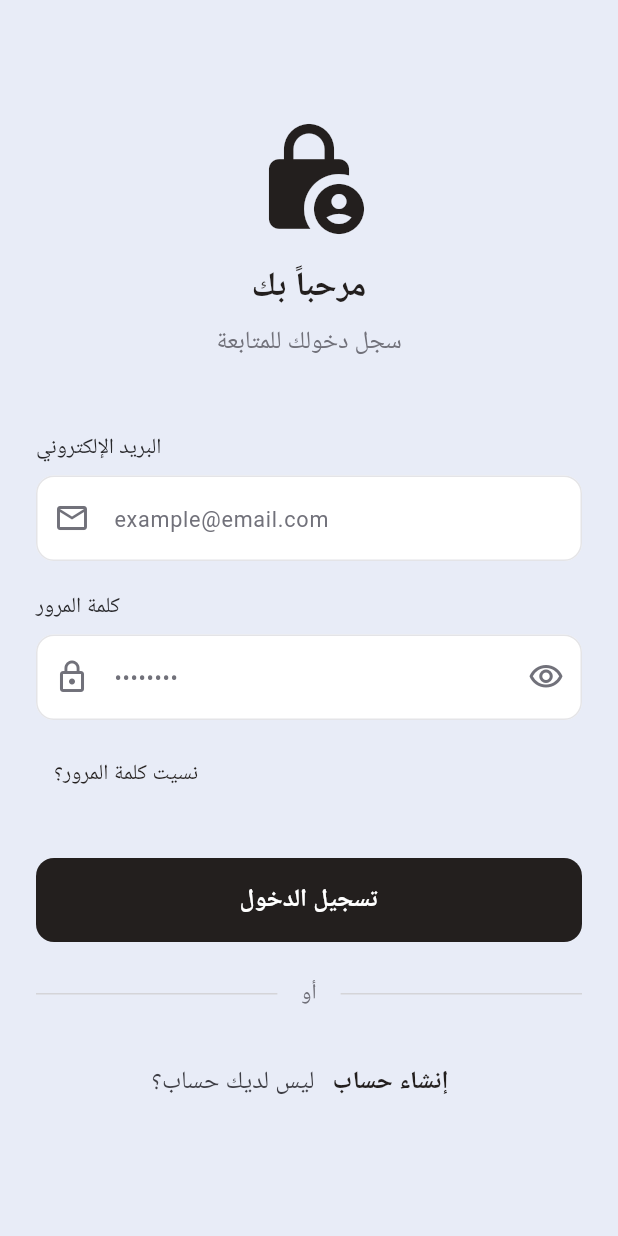
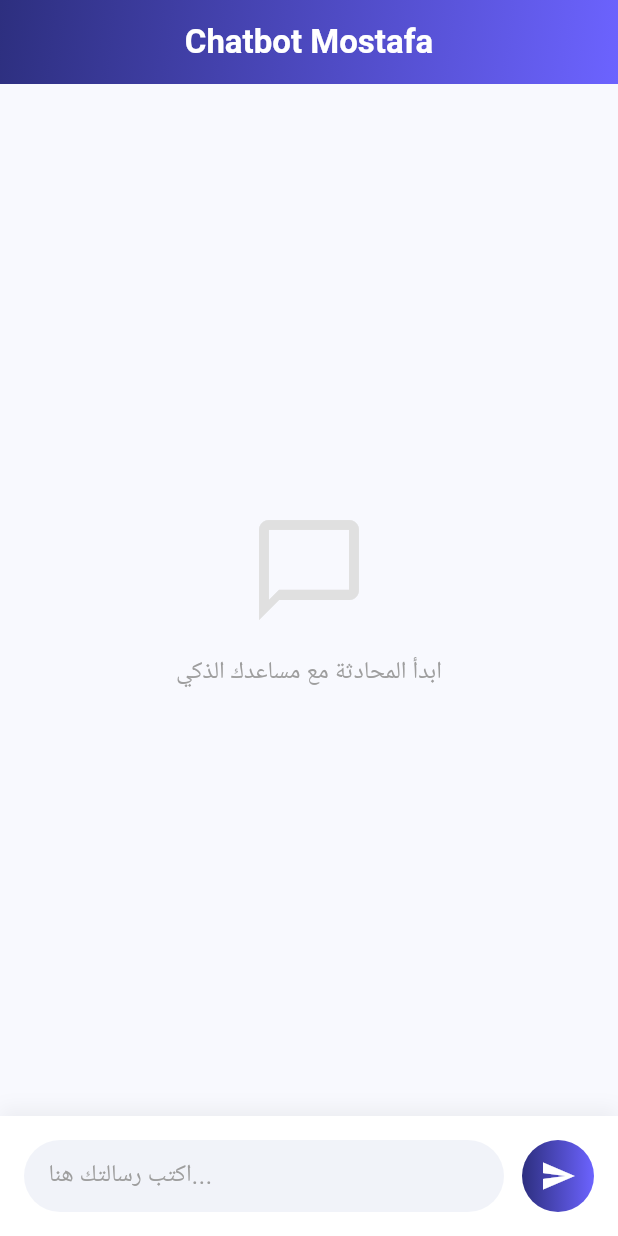
Before and after one commit to Mostafakaram55/chat_app, a Flutter app: the screen it shows after launch, on a phone screen of 412 x 824 dp. Run offline on Flutter 3.47's test engine with Material 3 defaults, Android fonts, the phone set to English and light mode, and no system bars; our stand-ins replace cloud_firestore, dartz, dio, firebase_auth, firebase_core, flutter_bloc and 4 more; accounts and stored records are empty; Roboto replaces fonts that are missing (Hani).

Commit message:
feat: implement chat bot feature with Gemini service integration and chat UI

```diff
--- a/lib/config/routes/app_routes.dart
+++ b/lib/config/routes/app_routes.dart
@@ -1,17 +1,18 @@
 import 'dart:io';
-
 import 'package:cubit_pro/config/routes/routes_name.dart';
 import 'package:cubit_pro/core/di/di.dart';
 import 'package:cubit_pro/featuers/auth/presentation/authe_cubit/cubit.dart';
 import 'package:cubit_pro/featuers/auth/presentation/pages/login_view.dart';
 import 'package:cubit_pro/featuers/auth/presentation/pages/sign_up.dart';
+import 'package:cubit_pro/featuers/chat_bot/data_sor/gemini_service.dart';
+import 'package:cubit_pro/featuers/chat_bot/presentation/chat_screen.dart';
+import 'package:cubit_pro/featuers/chat_bot/presentation/controller/chat_cubit.dart';
 import 'package:flutter/cupertino.dart';
-import 'package:flutter/material.dart';
 import 'package:flutter_bloc/flutter_bloc.dart';
 import 'package:go_router/go_router.dart';
 
 final GoRouter router = GoRouter(
-  initialLocation: Routes.loginView,
+  initialLocation: Routes.chatBotView,
   routes: [
     GoRoute(
       path: Routes.loginView,
@@ -61,59 +62,32 @@ final GoRouter router = GoRouter(
         );
       },
     ),
-  ],
-);
-
-RouteSettings _buildPageWithSlideTransition({
-  required BuildContext context,
-  required GoRouterState state,
-  required Widget child,
-  TextDirection? textDirection,
-}) {
-  if (Platform.isIOS) {
-    return CupertinoPage(key: state.pageKey, child: child);
-  } else {
-    return CustomTransitionPage<void>(
+    GoRoute(
+      path: Routes.chatBotView,
+      name: Routes.chatBotView,
+      pageBuilder: (context, state) {
+        return CustomTransitionPage(
           key: state.pageKey,
-      child: child,
-      transitionDuration: const Duration(milliseconds: 600),
-      reverseTransitionDuration: const Duration(milliseconds: 600),
+          child: BlocProvider(
+            create: (context) => ChatCubit(GeminiService()),
+            child: const ChatScreen(),
+          ),
           transitionsBuilder: (context, animation, secondaryAnimation, child) {
-        const slideBegin = Offset(1.0, 0.0);
-        const slideEnd = Offset.zero;
-        const slideCurve = Curves.easeOutCubic;
-        var slideTween = Tween(
-          begin: slideBegin,
-          end: slideEnd,
-        ).chain(CurveTween(curve: slideCurve));
-        var slideAnimation = animation.drive(slideTween);
-
-        const fadeBegin = 1.0;
-        const fadeEnd = 0.0;
-        var fadeOutTween = Tween(
-          begin: fadeBegin,
-          end: fadeEnd,
-        ).chain(CurveTween(curve: Curves.easeOutCubic));
-        var fadeOutAnimation = secondaryAnimation.drive(fadeOutTween);
-
-        return AnimatedBuilder(
-          animation: secondaryAnimation,
-          builder: (context, child) {
-            return FadeTransition(
-              opacity: fadeOutAnimation,
-              child: SlideTransition(
-                textDirection: textDirection ?? TextDirection.rtl,
-                position: slideAnimation,
-                child: child!,
+            return SlideTransition(
+              position: animation.drive(
+                Tween(
+                  begin: const Offset(1, 0),
+                  end: Offset.zero,
+                ).chain(CurveTween(curve: Curves.ease)),
               ),
-            );
-          },
               child: child,
             );
           },
         );
-  }
-}
+      },
+    ),
+  ],
+);
 
 Page<T> adaptivePage<T>({
   required Widget child,
--- a/lib/config/routes/routes_name.dart
+++ b/lib/config/routes/routes_name.dart
@@ -8,4 +8,5 @@ class Routes{
   static const String resetPasswordView = '/resetPasswordView';
   static const String homeView = '/homeView';
   static const String settingsView = '/settingsView';
+  static const String chatBotView = '/chatBotView';
 }
--- /dev/null
+++ b/lib/featuers/chat_bot/data_sor/gemini_service.dart
@@ -0,0 +1,104 @@
+import 'package:dio/dio.dart';
+
+class GeminiService {
+  final Dio _dio = Dio();
+
+  // 1. سجل في console.groq.com وخذ المفتاح في ثانية واحدة (مجاني تماماً)
+  final String _groqKey =
+      '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';
+
+  // 2. بنك معلومات تطبيق مصطفى كرم (المرجع الشامل)
+  final String _appKnowledgeBase = """
+نظام تطبيق Mostafa لدعاية المؤثرين (Influencer Marketing System):
+
+أولاً: أدوار المستخدمين:
+1. المؤثر (Influencer):
+   - يضيف بياناته وإحصائياته (ميتا، يوتيوب، إنستغرام).
+   - يحدد سعر الخدمة ويضيف فيديوهات لأعماله السابقة.
+   - يشاهد طلبات الشركات في قسمه، ويقدم عروضاً عليها أو يقبلها.
+   - يستقبل طلبات خاصة من الشركات.
+   - يستلم الأموال في محفظته بعد فترة يحددها الأدمن.
+   - يمكنه تقديم شكاوى في حال الاختلاف مع العميل.
+
+2. شركات الدعاية:
+   - تقدم طلبات إعلانية في أقسام محددة.
+   - تبحث عن المؤثرين في مجالات معينة.
+   - تطلب مؤثراً محدداً وتدفع سعره، أو تضع طلبات عامة (بشرط توفر رصيد).
+   - شحن المحفظة عبر بوابات دفع مختلفة.
+   - تقييم المؤثر وتقديم شكاوى بعد إتمام الطلب.
+   - رؤية العروض المقدمة من المؤثرين وقبولها أو رفضها.
+
+3. الموظفين (Staff):
+   - يتحكمون في الخصائص المحددة لهم من قبل الأدمن.
+
+ثانياً: دورة المشروع (Project Lifecycle):
+- يختار المؤثر قسمه (مطاعم، ملابس، إلخ) ويدخل سعره.
+- تقدم الشركة طلباً (عاماً للقسم أو خاصاً لمؤثر).
+- في الطلب العام: يقدم المؤثر عرض سعر، وللشركة حق القبول أو الرفض.
+- بعد القبول: تظهر بيانات التواصل (شات) للاتفاق على التفاصيل.
+- التنفيذ والشكاوى: في حال التخلف عن الاتفاق، يتم تغيير حالة الطلب وتقديم شكوى تراجعها الإدارة.
+- إتمام الطلب: ينتقل المبلغ لرصيد المؤثر المستحق ويُسحب بعد فترة الإدارة.
+- الحظر والتحذير: يتم حظر المؤثر تلقائياً عند وصول عدد الإلغاءات أو الشكاوى لنسبة معينة.
+- جدولة العمل: لا يستقبل المؤثر طلبات أخرى في نفس اليوم المحدد لطلب جاري لضمان التفرغ.
+""";
+
+  final String _apiUrl = 'https://api.groq.com/openai/v1/chat/completions';
+
+  Future<String> sendMessage(String message) async {
+    try {
+      final body = {
+        "model": "llama-3.3-70b-versatile",
+        "messages": [
+          {
+            "role": "system",
+            "content":
+                """
+أنت "مساعد Mostafa الذكي" - خبير متخصص وحصري في منصة Mostafa لدعاية المؤثرين.
+
+شخصيتك: مهذب، محترف، ومباشر.
+
+مهمتك الوحيدة: مساعدة المستخدمين (مؤثرين أو شركات) في فهم واستخدام التطبيق بناءً على "بنك المعلومات" التالي:
+$_appKnowledgeBase
+
+طريقة التعامل مع الأسئلة غير المتعلقة بالتطبيق:
+إذا سألك المستخدم عن أي شيء (عام، علمي، سياسي، رياضي، أو حتى طلب كود برمجي) ليس له علاقة مباشرة بنظام Mostafa، يجب أن ترد "بطريقتك الخاصة" كالتالي:
+- اعتذر بلباقة موضحاً أنك هنا لخدمة هدف محدد.
+- قل مثلاً: "عذراً يا صديقي، طاقتي الذكية مكرسة بالكامل لمساعدتك في نجاح حملاتك الإعلانية أو إدارة حسابك كمؤثر داخل تطبيق Mostafa فقط. لا أستطيع مساعدتك في هذا السؤال الخارج عن تخصصي."
+- حاول دائماً إعادة توجيه المستخدم لشيء يخص التطبيق (مثل: "هل تود معرفة كيف تشحن محفظتك بدلاً من ذلك؟").
+
+قواعد عامة:
+- الرد بالعربية الفصحى فقط.
+- لا تخرج عن النص أو تألف معلومات غير موجودة في البنك.
+""",
+          },
+          {"role": "user", "content": message},
+        ],
+        "temperature": 0.7,
+      };
+
+      final response = await _dio.post(
+        _apiUrl,
+        data: body,
+        options: Options(
+          headers: {
+            'Content-Type': 'application/json',
+            'Authorization': 'Bearer $_groqKey',
+          },
+        ),
+      );
+
+      if (response.statusCode == 200) {
+        final data = response.data;
+        return data['choices']?[0]?['message']?['content'] ?? 'لا يوجد رد.';
+      } else {
+        return 'عذراً، هناك مشكلة في التواصل مع خادم الذكاء الاصطناعي.';
+      }
+    } catch (e) {
+      print('Groq Error: $e');
+      if (e is DioException && e.response?.statusCode == 401) {
+        return 'خطأ: مفتاح Groq API غير صالح. يرجى التأكد من نسخه بشكل صحيح.';
+      }
+      return 'تأكد من وضع مفتاح Groq API الصحيح في الكود. يمكنك الحصول عليه مجاناً من console.groq.com';
+    }
+  }
+}
--- /dev/null
+++ b/lib/featuers/chat_bot/models/chat_model.dart
@@ -0,0 +1,8 @@
+enum MessageType { user, bot }
+
+class Message {
+  final String text;
+  final MessageType type;
+
+  Message({required this.text, required this.type});
+}
--- /dev/null
+++ b/lib/featuers/chat_bot/presentation/chat_screen.dart
@@ -0,0 +1,217 @@
+import 'package:cubit_pro/featuers/chat_bot/data_sor/gemini_service.dart';
+import 'package:cubit_pro/featuers/chat_bot/models/chat_model.dart';
+import 'package:cubit_pro/featuers/chat_bot/presentation/controller/chat_cubit.dart';
+import 'package:flutter/material.dart';
+import 'package:flutter_bloc/flutter_bloc.dart';
+
+class ChatScreen extends StatefulWidget {
+  const ChatScreen({super.key});
+
+  @override
+  State<ChatScreen> createState() => _ChatScreenState();
+}
+
+class _ChatScreenState extends State<ChatScreen> {
+  final TextEditingController _controller = TextEditingController();
+  final ScrollController _scrollController = ScrollController();
+  late ChatCubit _chatCubit;
+
+  @override
+  void initState() {
+    super.initState();
+    _chatCubit = ChatCubit(GeminiService());
+  }
+
+  void _scrollToBottom() {
+    if (_scrollController.hasClients) {
+      _scrollController.animateTo(
+        _scrollController.position.maxScrollExtent,
+        duration: const Duration(milliseconds: 300),
+        curve: Curves.easeOut,
+      );
+    }
+  }
+
+  @override
+  Widget build(BuildContext context) {
+    return Scaffold(
+      backgroundColor: const Color(0xFFF8F9FE),
+      appBar: AppBar(
+        elevation: 0,
+        centerTitle: true,
+        title: const Text(
+          'Chatbot Mostafa',
+          style: TextStyle(fontWeight: FontWeight.bold, color: Colors.white),
+        ),
+        flexibleSpace: Container(
+          decoration: const BoxDecoration(
+            gradient: LinearGradient(
+              colors: [Color(0xFF2D2F7F), Color(0xFF6C63FF)],
+              begin: Alignment.topLeft,
+              end: Alignment.bottomRight,
+            ),
+          ),
+        ),
+      ),
+      body: Column(
+        children: [
+          Expanded(
+            child: BlocConsumer<ChatCubit, List<Message>>(
+              bloc: _chatCubit,
+              listener: (context, state) {
+                WidgetsBinding.instance.addPostFrameCallback(
+                  (_) => _scrollToBottom(),
+                );
+              },
+              builder: (context, state) {
+                if (state.isEmpty) {
+                  return Center(
+                    child: Column(
+                      mainAxisAlignment: MainAxisAlignment.center,
+                      mainAxisSize: MainAxisSize.min,
+                      children: [
+                        Icon(
+                          Icons.chat_bubble_outline,
+                          size: 80,
+                          color: Colors.grey[300],
+                        ),
+                        const SizedBox(height: 16),
+                        Text(
+                          'ابدأ المحادثة مع مساعدك الذكي',
+                          style: TextStyle(
+                            color: Colors.grey[500],
+                            fontSize: 16,
+                          ),
+                        ),
+                      ],
+                    ),
+                  );
+                }
+                return ListView.builder(
+                  controller: _scrollController,
+                  padding: const EdgeInsets.symmetric(
+                    horizontal: 16,
+                    vertical: 20,
+                  ),
+                  itemCount: state.length,
+                  itemBuilder: (context, index) {
+                    final message = state[index];
+                    final isUser = message.type == MessageType.user;
+                    return _ChatBubble(message: message, isUser: isUser);
+                  },
+                );
+              },
+            ),
+          ),
+          _buildInputArea(),
+        ],
+      ),
+    );
+  }
+
+  Widget _buildInputArea() {
+    return Container(
+      padding: const EdgeInsets.all(16),
+      decoration: BoxDecoration(
+        color: Colors.white,
+        boxShadow: [
+          BoxShadow(
+            color: Colors.black.withOpacity(0.05),
+            blurRadius: 10,
+            offset: const Offset(0, -5),
+          ),
+        ],
+      ),
+      child: SafeArea(
+        child: Row(
+          children: [
+            Expanded(
+              child: Container(
+                padding: const EdgeInsets.symmetric(horizontal: 16),
+                decoration: BoxDecoration(
+                  color: const Color(0xFFF1F3F9),
+                  borderRadius: BorderRadius.circular(25),
+                ),
+                child: TextField(
+                  controller: _controller,
+                  decoration: const InputDecoration(
+                    hintText: 'اكتب رسالتك هنا...',
+                    border: InputBorder.none,
+                    hintStyle: TextStyle(color: Colors.grey),
+                  ),
+                  onSubmitted: (value) => _handleSend(),
+                ),
+              ),
+            ),
+            const SizedBox(width: 12),
+            GestureDetector(
+              onTap: _handleSend,
+              child: Container(
+                padding: const EdgeInsets.all(12),
+                decoration: const BoxDecoration(
+                  shape: BoxShape.circle,
+                  gradient: LinearGradient(
+                    colors: [Color(0xFF2D2F7F), Color(0xFF6C63FF)],
+                  ),
+                ),
+                child: const Icon(Icons.send, color: Colors.white, size: 24),
+              ),
+            ),
+          ],
+        ),
+      ),
+    );
+  }
+
+  void _handleSend() {
+    if (_controller.text.trim().isNotEmpty) {
+      _chatCubit.sendMessage(_controller.text.trim());
+      _controller.clear();
+    }
+  }
+}
+
+class _ChatBubble extends StatelessWidget {
+  final Message message;
+  final bool isUser;
+
+  const _ChatBubble({required this.message, required this.isUser});
+
+  @override
+  Widget build(BuildContext context) {
+    return Align(
+      alignment: isUser ? Alignment.centerRight : Alignment.centerLeft,
+      child: Container(
+        constraints: BoxConstraints(
+          maxWidth: MediaQuery.of(context).size.width * 0.75,
+        ),
+        padding: const EdgeInsets.symmetric(vertical: 12, horizontal: 16),
+        margin: const EdgeInsets.symmetric(vertical: 6),
+        decoration: BoxDecoration(
+          boxShadow: [
+            BoxShadow(
+              color: Colors.black.withOpacity(0.05),
+              blurRadius: 5,
+              offset: const Offset(0, 2),
+            ),
+          ],
+          color: isUser ? const Color(0xFF2D2F7F) : Colors.white,
+          borderRadius: BorderRadius.only(
+            topLeft: const Radius.circular(16),
+            topRight: const Radius.circular(16),
+            bottomLeft: Radius.circular(isUser ? 16 : 0),
+            bottomRight: Radius.circular(isUser ? 0 : 16),
+          ),
+        ),
+        child: Text(
+          message.text,
+          style: TextStyle(
+            color: isUser ? Colors.white : Colors.black87,
+            fontSize: 15,
+            height: 1.4,
+          ),
+        ),
+      ),
+    );
+  }
+}
--- a/pubspec.yaml
+++ b/pubspec.yaml
@@ -46,6 +46,7 @@ dependencies:
   firebase_auth:
   cloud_firestore:
   toastification: ^3.0.3
+  google_generative_ai: ^0.4.5
 
 
 
```
Also changed, not shown: lib/featuers/chat_bot/presentation/controller/chat_cubit.dart (added, +29 -0 lines), pubspec.lock, 1 other file. Lines whose indentation alone changed are shown as unchanged.
